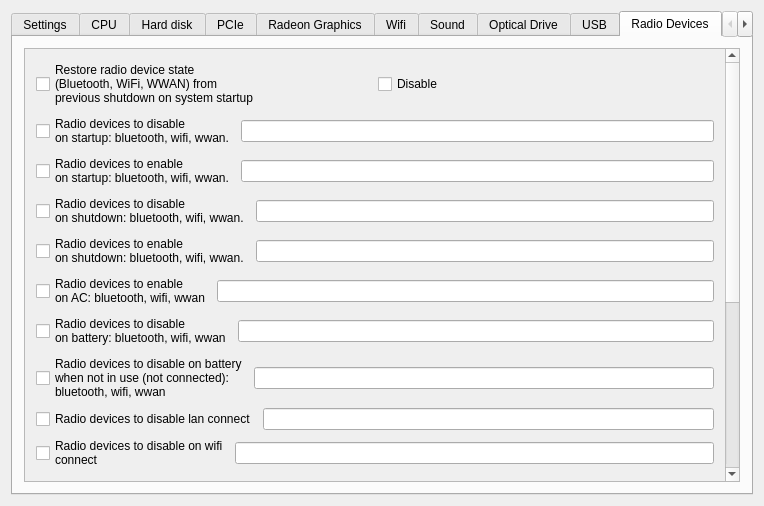
This is mainwindow.ui in rutku/tlp-qt as Qt 5 draws it before an edit. The edited form follows.
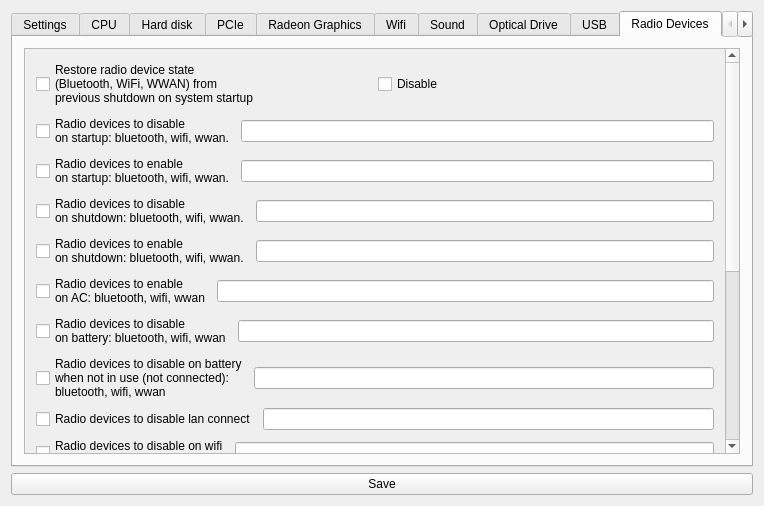
This is the edited form. The open tabs and pages were chosen to show the change.

Commit message: büyük bir kaydet butonu geldi

Diff of the .ui file:
```diff
--- a/mainwindow.ui
+++ b/mainwindow.ui
@@ -14,7 +14,7 @@
    <string>TLP-Qt Alpha</string>
   </property>
   <widget class="QWidget" name="centralWidget">
-   <layout class="QHBoxLayout" name="horizontalLayout_61">
+   <layout class="QVBoxLayout" name="verticalLayout_22">
     <item>
      <widget class="QTabWidget" name="tabWidget">
       <property name="currentIndex">
@@ -1600,7 +1600,7 @@
            <property name="geometry">
             <rect>
              <x>0</x>
-             <y>0</y>
+             <y>-404</y>
              <width>708</width>
              <height>839</height>
             </rect>
@@ -1982,6 +1982,13 @@
       </widget>
      </widget>
     </item>
+    <item>
+     <widget class="QPushButton" name="btn_save">
+      <property name="text">
+       <string>Save</string>
+      </property>
+     </widget>
+    </item>
    </layout>
   </widget>
  </widget>
```
Left out of the diff: 2 changed lines with no effect on the pictures. The commit also changes 2 other files.
